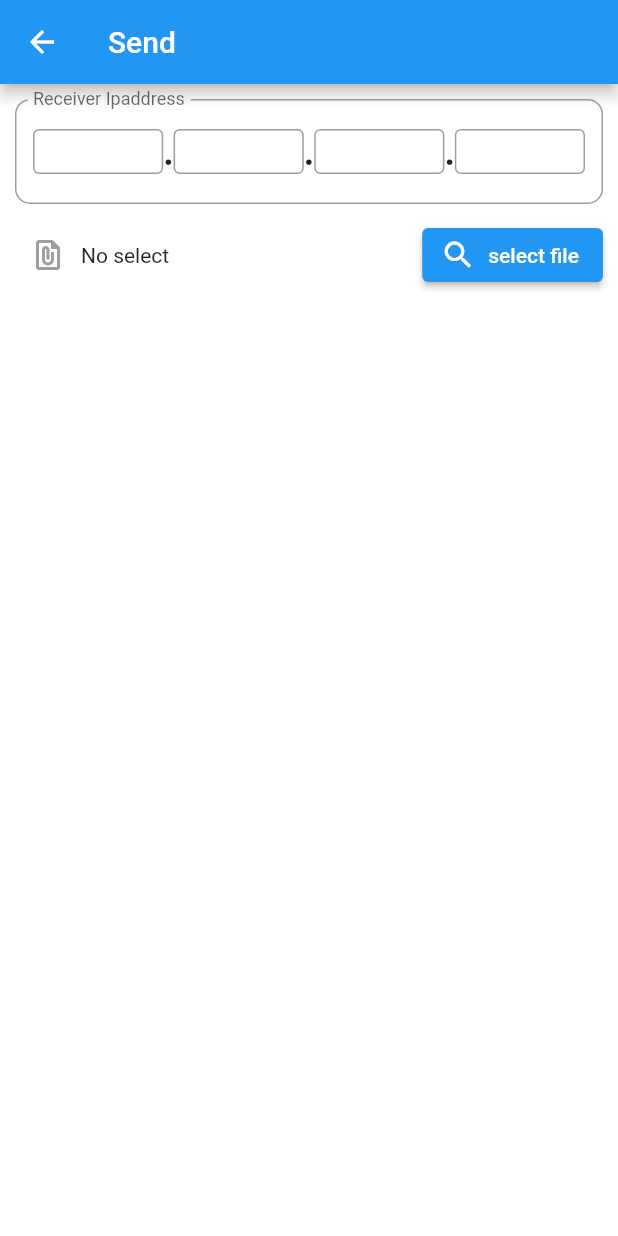
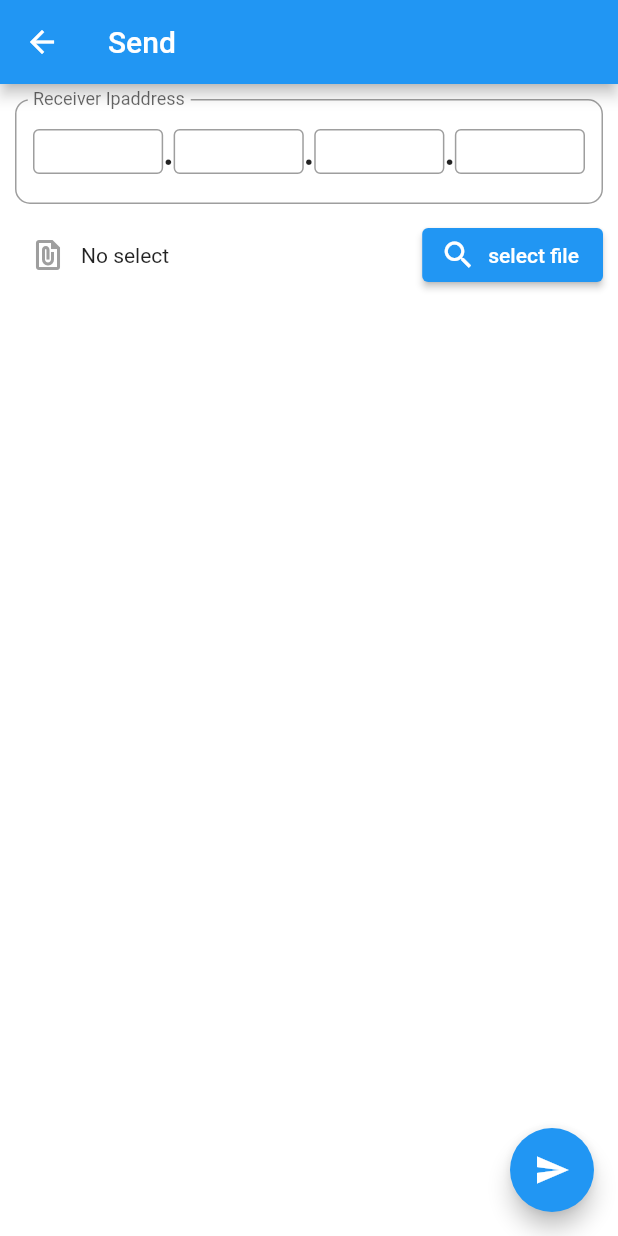
Before and after one commit to RikitoNoto/silkroad, a Flutter app: the SendPage screen opened directly, on a phone screen of 412 x 824 dp. Run offline on Flutter 3.47's test engine with Material 2 defaults, Android fonts, the phone set to English and light mode, and no system bars; our stand-ins replace file_picker, flutter_slidable; missing offline and left inert: animate_icons.

Commit message:
add send button in send view

```diff
--- a/lib/send/views/send_view.dart
+++ b/lib/send/views/send_view.dart
@@ -25,11 +25,18 @@ class _SendPageState extends State<SendPage>{
   @override
   Widget build(BuildContext context) {
     return Scaffold(
-        appBar: AppBar(
-          title: const Text("Send"),
-        ),
+      appBar: AppBar(
+        title: const Text("Send"),
+      ),
 
-        body: _buildBody(context)
+      body: _buildBody(context),
+      floatingActionButton: FloatingActionButton(
+        onPressed: ()=>{
+
+        },
+        tooltip: 'Send',
+        child: const Icon(Icons.send),
+      ),
     );
   }
 
@@ -42,7 +49,6 @@ class _SendPageState extends State<SendPage>{
             children: [
               _buildIpField(context), // IPアドレスフィールド
               _buildFileSelector(),   // ファイルセレクター
-              // _buildItemInfo(),       // ファイル情報
             ]
         )
     );
```
